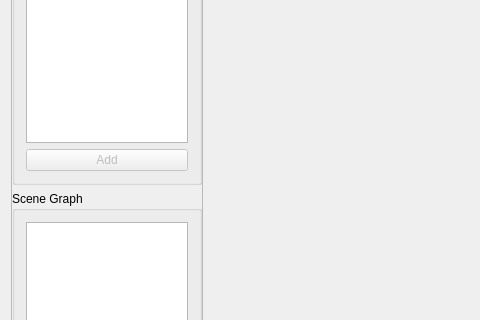
First picture: the form in SceneEditor/ui/MainWindow.ui, repository dac456/canis, before the edit; both pictures show x 0 to 480 and y 120 to 440 of the 756 by 574 pixel window.
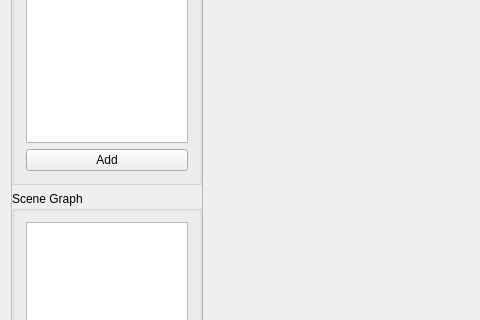
Second picture: the form after the edit. Icons and pictures are not drawn. Custom widgets are drawn as their Qt base class.

Commit message: Some cleanup and changed some direct calls to ui.viewport in sceneeditor to signals

What changed in the file:
```diff
--- a/SceneEditor/ui/MainWindow.ui
+++ b/SceneEditor/ui/MainWindow.ui
@@ -68,7 +68,7 @@
             <item>
              <widget class="QPushButton" name="addEntityButton">
               <property name="enabled">
-               <bool>false</bool>
+               <bool>true</bool>
               </property>
               <property name="text">
                <string>Add</string>
```
The commit also changes 5 other files.
